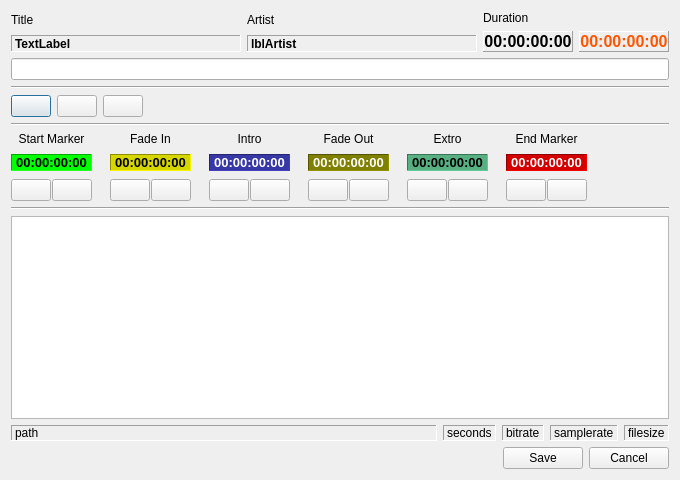
Qt form rave/audio/editor/audiowaveform.ui (pgathogo/raven) before a commit.
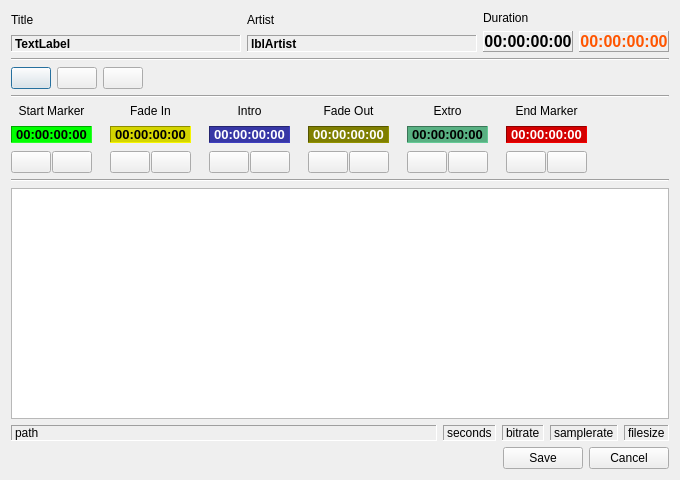
The same form after that commit. Icons and pictures are not drawn.

What changed in the file:
```diff
--- a/rave/audio/editor/audiowaveform.ui
+++ b/rave/audio/editor/audiowaveform.ui
@@ -161,9 +161,6 @@
      </item>
     </layout>
    </item>
-   <item>
-    <widget class="QLineEdit" name="edtTest"/>
-   </item>
    <item>
     <widget class="Line" name="line_3">
      <property name="orientation">
@@ -276,7 +273,6 @@
            <property name="font">
             <font>
              <pointsize>10</pointsize>
-             <weight>75</weight>
              <bold>true</bold>
             </font>
            </property>
@@ -378,7 +374,6 @@
            <property name="font">
             <font>
              <pointsize>10</pointsize>
-             <weight>75</weight>
              <bold>true</bold>
             </font>
            </property>
@@ -480,7 +475,6 @@
            <property name="font">
             <font>
              <pointsize>10</pointsize>
-             <weight>75</weight>
              <bold>true</bold>
             </font>
            </property>
@@ -582,7 +576,6 @@
            <property name="font">
             <font>
              <pointsize>10</pointsize>
-             <weight>75</weight>
              <bold>true</bold>
             </font>
            </property>
@@ -684,7 +677,6 @@
            <property name="font">
             <font>
              <pointsize>10</pointsize>
-             <weight>75</weight>
              <bold>true</bold>
             </font>
            </property>
@@ -786,7 +778,6 @@
            <property name="font">
             <font>
              <pointsize>10</pointsize>
-             <weight>75</weight>
              <bold>true</bold>
             </font>
            </property>
```
Left out of the diff: 4 changed lines with no effect on the pictures.
